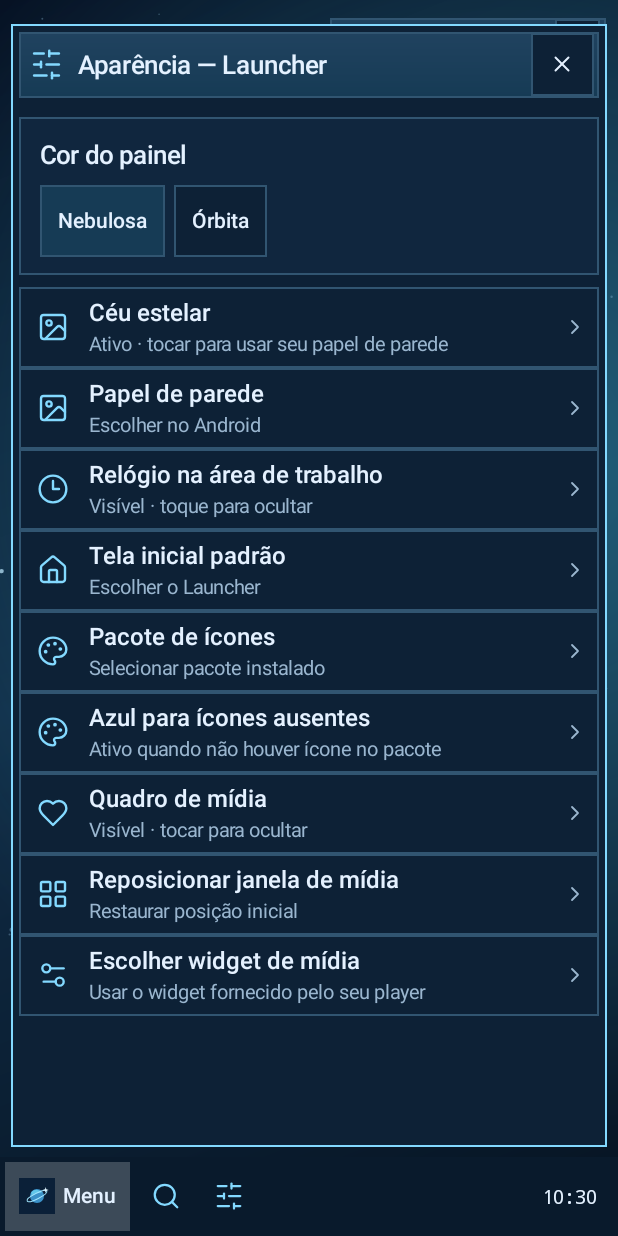
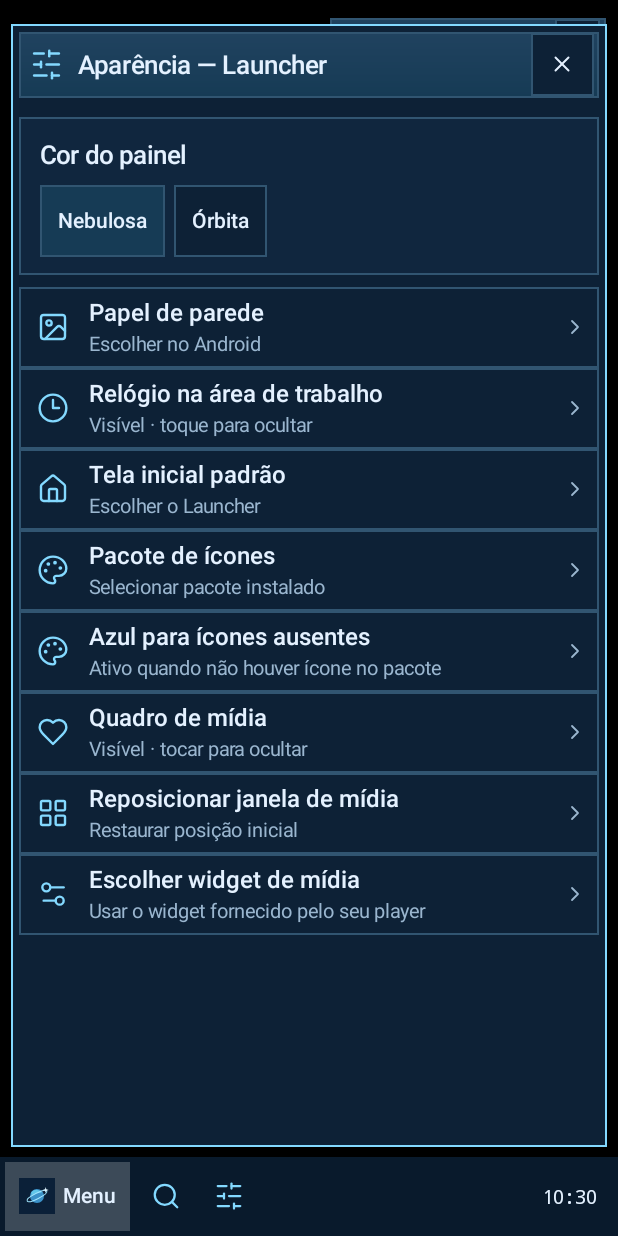
Before and after one commit to elenaess/rose, an Android app: the screen it shows after launch (HomeActivity), after a tap on "Configurações", on a phone screen of 412 x 824 dp. Run offline under Robolectric (Android 15) with nearby library versions, the phone set to English and light mode, and no system bars.

Commit message:
Stellar 1.0.1: use system wallpaper exclusively

```diff
--- a/stellar/build.gradle
+++ b/stellar/build.gradle
@@ -6,8 +6,8 @@ android {
         applicationId 'br.dev.stellar.launcher'
         minSdk 30
         targetSdk 35
-        versionCode 1
-        versionName '1.0.0'
+        versionCode 2
+        versionName '1.0.1'
     }
     compileOptions {
         sourceCompatibility JavaVersion.VERSION_1_8
--- a/stellar/src/main/java/br/dev/rose/launcher/HomeActivity.java
+++ b/stellar/src/main/java/br/dev/rose/launcher/HomeActivity.java
@@ -137,7 +137,6 @@ public final class HomeActivity extends Activity {
         navFill.setBackgroundColor(taskbar);
         if(getWindow().getInsetsController()!=null)getWindow().getInsetsController().setSystemBarsAppearance(0,WindowInsetsController.APPEARANCE_LIGHT_NAVIGATION_BARS);
         desktop=new FrameLayout(this);safe.addView(desktop);
-        if(prefs.getBoolean("starfield",true))desktop.addView(new StarField(this),new FrameLayout.LayoutParams(FULL,FULL));
         boolean compact=getResources().getConfiguration().orientation==Configuration.ORIENTATION_LANDSCAPE;
         int screen=getResources().getConfiguration().screenWidthDp;
         int widgetWidth=Math.max(136,Math.min(184,screen/2-10));
@@ -166,7 +165,7 @@ public final class HomeActivity extends Activity {
             TextClock date=new TextClock(this);date.setFormat12Hour("EEE, dd/MM");date.setFormat24Hour("EEE, dd/MM");
             date.setTextColor(WINE);date.setTextSize(12);infoBody.addView(date);
         }
-        infoBody.addView(u.text("STELLAR  /  1.0",11,WINE,"monospace"));
+        infoBody.addView(u.text("STELLAR  /  1.0.1",11,WINE,"monospace"));
         homeChoice=u.pill("Fixar como launcher",accent,WINE,this::chooseHome);infoBody.addView(homeChoice,u.lp(FULL,32));updateHomeChoice();
         info.addView(infoBody);
         u.place(desktop,info,widgetWidth,WRAP,Gravity.TOP|Gravity.END,0,12,8,0);
@@ -489,8 +488,7 @@ public final class HomeActivity extends Activity {
         TextView deep=u.pill("Órbita",berry?accent:surface,INK,()->selectColor(true));
         light.setSelected(!berry);deep.setSelected(berry);choices.addView(light,u.lp(WRAP,48));u.gap(choices,6);choices.addView(deep,u.lp(WRAP,48));
         palette.addView(choices);body.addView(palette);u.gap(body,8);
-        body.addView(u.commandRow(R.drawable.ic_image,"Céu estelar",prefs.getBoolean("starfield",true)?"Ativo · tocar para usar seu papel de parede":"Desativado · tocar para mostrar estrelas",()->{prefs.edit().putBoolean("starfield",!prefs.getBoolean("starfield",true)).apply();showHome();openSettings();}));
-        body.addView(u.commandRow(R.drawable.ic_image,"Papel de parede","Escolher no Android",()->{prefs.edit().putBoolean("starfield",false).apply();showHome();chooseWallpaper();}));
+        body.addView(u.commandRow(R.drawable.ic_image,"Papel de parede","Escolher no Android",this::chooseWallpaper));
         body.addView(u.commandRow(R.drawable.ic_clock_3,"Relógio na área de trabalho",prefs.getBoolean("clock",true)?"Visível · toque para ocultar":"Oculto · toque para mostrar",()->{
             prefs.edit().putBoolean("clock",!prefs.getBoolean("clock",true)).apply();showHome();openSettings();
         }));
--- a/stellar/src/main/java/br/dev/rose/launcher/StarField.java
+++ /dev/null
@@ -1,34 +0,0 @@
-package br.dev.rose.launcher;
-
-import android.content.Context;
-import android.graphics.*;
-import android.view.View;
-import java.util.Random;
-
-// Static decorative sky; generated once, no animation loop, no network.
-final class StarField extends View {
-    final Paint p=new Paint(Paint.ANTI_ALIAS_FLAG);
-    final float[] x=new float[108],y=new float[108],size=new float[108];
-    final float[][] constellation={{.20f,.46f},{.34f,.38f},{.48f,.49f},{.62f,.42f},{.73f,.55f},{.84f,.49f}};
-    Shader sky,glow;
-    StarField(Context context){
-        super(context);setImportantForAccessibility(IMPORTANT_FOR_ACCESSIBILITY_NO);
-        Random random=new Random(418);
-        for(int i=0;i<x.length;i++){x[i]=random.nextFloat();y[i]=random.nextFloat();size[i]=.5f+random.nextFloat()*1.1f;}
-    }
-    @Override protected void onSizeChanged(int w,int h,int ow,int oh){
-        if(w<=0||h<=0)return;
-        sky=new LinearGradient(0,0,w*.8f,h,new int[]{0xff061224,0xff102c46,0xff071524},null,Shader.TileMode.CLAMP);
-        glow=new RadialGradient(w*.83f,h*.37f,Math.max(w,h)*.55f,new int[]{0x6042b9d6,0x00172e4d},null,Shader.TileMode.CLAMP);
-    }
-    @Override protected void onDraw(Canvas c){
-        int w=getWidth(),h=getHeight();
-        p.setShader(sky);p.setColor(Color.WHITE);c.drawRect(0,0,w,h,p);
-        p.setShader(glow);c.drawRect(0,0,w,h,p);p.setShader(null);
-        float density=getResources().getDisplayMetrics().density;
-        for(int i=0;i<x.length;i++){p.setColor(i%7==0?0xb6bde8ff:0x5698c6e5);c.drawCircle(x[i]*w,y[i]*h,size[i]*density,p);}
-        p.setColor(0x4476c7ed);p.setStrokeWidth(density*.7f);
-        for(int i=1;i<constellation.length;i++){float[] a=constellation[i-1],b=constellation[i];c.drawLine(a[0]*w,a[1]*h,b[0]*w,b[1]*h,p);}
-        for(float[] a:constellation){float sx=a[0]*w,sy=a[1]*h;p.setColor(0x3069cfff);c.drawCircle(sx,sy,density*5,p);p.setColor(0xffd7efff);c.drawCircle(sx,sy,density*1.6f,p);}
-    }
-}
```
Also changed, not shown: 1 other file.
